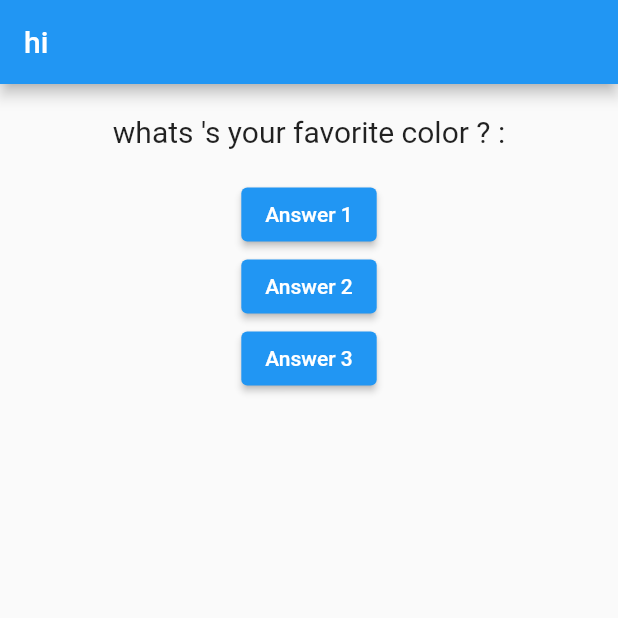
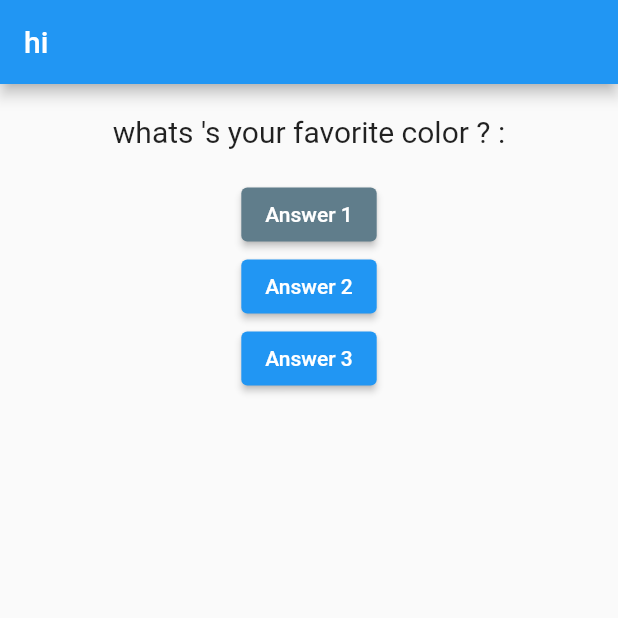
Before and after one commit to ELMEHDAOUIAhmed/Flutter_first_app, a Flutter app: the screen it shows after launch, on a phone screen of 412 x 824 dp, the top half of it. Run offline on Flutter 3.47's test engine with Material 2 defaults, Android fonts, the phone set to English and light mode, and no system bars.

Commit message:
Update main.dart

```diff
--- a/myfirst_app/lib/main.dart
+++ b/myfirst_app/lib/main.dart
@@ -42,6 +42,8 @@ class MyAppState extends State<MyApp> {
           children: [
             Question(qst[questionIndex]),
             ElevatedButton(
+              style: ButtonStyle(
+                  backgroundColor: MaterialStatePropertyAll(Colors.blueGrey)),
               onPressed: answerQuestion,
               child: Text('Answer 1'),
             ),
```
